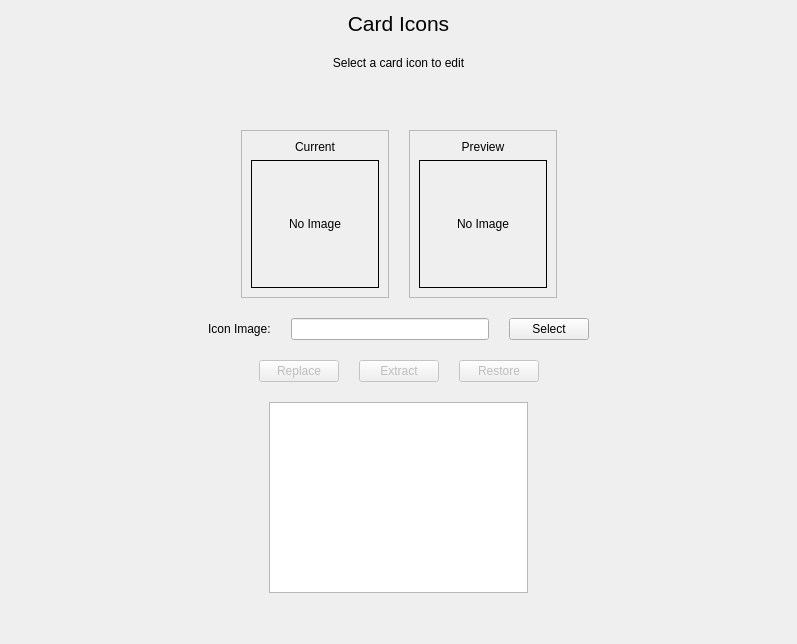
This is qtdesigner/ui/card_icon.ui in Nauder/floowandereeze-and-modding-qt as Qt 5 draws it before an edit. The edited form follows.
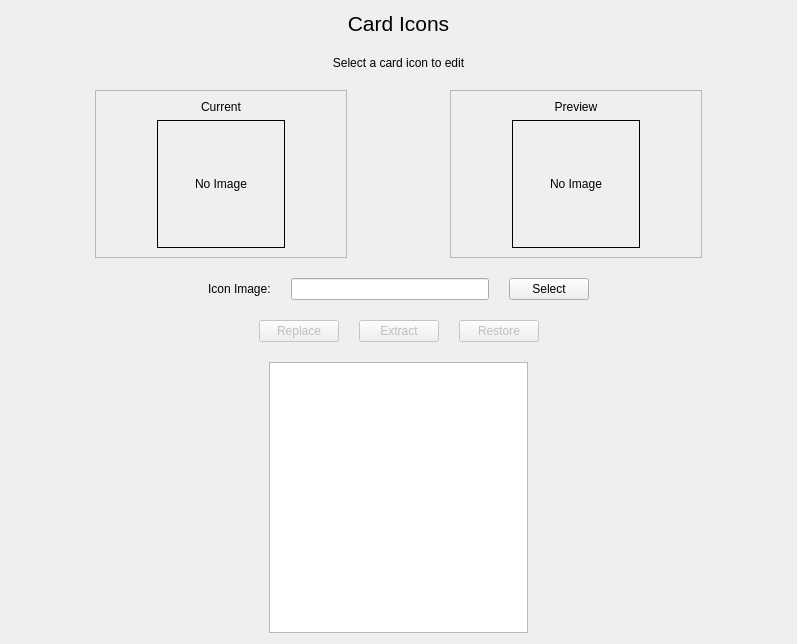
This is the edited form. Icons and pictures are not drawn.

```diff
--- a/qtdesigner/ui/card_icon.ui
+++ b/qtdesigner/ui/card_icon.ui
@@ -13,7 +13,7 @@
   <property name="windowTitle">
    <string>Form</string>
   </property>
-  <layout class="QVBoxLayout" name="verticalLayout">
+  <layout class="QVBoxLayout" name="verticalLayout" stretch="0,0,0,0,1">
    <property name="spacing">
     <number>20</number>
    </property>
@@ -61,20 +61,7 @@
     </widget>
    </item>
    <item>
-    <spacer name="verticalSpacer_2">
-     <property name="orientation">
-      <enum>Qt::Orientation::Vertical</enum>
-     </property>
-     <property name="sizeHint" stdset="0">
-      <size>
-       <width>20</width>
-       <height>40</height>
-      </size>
-     </property>
-    </spacer>
-   </item>
-   <item>
-    <layout class="QHBoxLayout" name="main_content">
+    <layout class="QHBoxLayout" name="main_content" stretch="1,3,1,3,1">
      <property name="sizeConstraint">
       <enum>QLayout::SizeConstraint::SetDefaultConstraint</enum>
      </property>
@@ -85,7 +72,7 @@
        </property>
        <property name="sizeHint" stdset="0">
         <size>
-         <width>40</width>
+         <width>20</width>
          <height>20</height>
         </size>
        </property>
@@ -94,7 +81,7 @@
      <item>
       <widget class="QFrame" name="current_frame">
        <property name="sizePolicy">
-        <sizepolicy hsizetype="Preferred" vsizetype="Fixed">
+        <sizepolicy hsizetype="Preferred" vsizetype="Maximum">
          <horstretch>0</horstretch>
          <verstretch>0</verstretch>
         </sizepolicy>
@@ -116,12 +103,12 @@
           </property>
          </widget>
         </item>
-        <item>
+        <item alignment="Qt::AlignmentFlag::AlignCenter">
          <widget class="QLabel" name="current">
           <property name="sizePolicy">
-           <sizepolicy hsizetype="Fixed" vsizetype="Fixed">
-            <horstretch>0</horstretch>
-            <verstretch>0</verstretch>
+           <sizepolicy hsizetype="Expanding" vsizetype="Expanding">
+            <horstretch>1</horstretch>
+            <verstretch>1</verstretch>
            </sizepolicy>
           </property>
           <property name="minimumSize">
@@ -132,8 +119,8 @@
           </property>
           <property name="maximumSize">
            <size>
-            <width>128</width>
-            <height>128</height>
+            <width>500</width>
+            <height>500</height>
            </size>
           </property>
           <property name="frameShape">
@@ -153,10 +140,23 @@
        </layout>
       </widget>
      </item>
+     <item>
+      <spacer name="horizontalSpacer_7">
+       <property name="orientation">
+        <enum>Qt::Orientation::Horizontal</enum>
+       </property>
+       <property name="sizeHint" stdset="0">
+        <size>
+         <width>20</width>
+         <height>20</height>
+        </size>
+       </property>
+      </spacer>
+     </item>
      <item>
       <widget class="QFrame" name="preview_frame">
        <property name="sizePolicy">
-        <sizepolicy hsizetype="Preferred" vsizetype="Fixed">
+        <sizepolicy hsizetype="Preferred" vsizetype="Maximum">
          <horstretch>0</horstretch>
          <verstretch>0</verstretch>
         </sizepolicy>
@@ -178,12 +178,12 @@
           </property>
          </widget>
         </item>
-        <item>
+        <item alignment="Qt::AlignmentFlag::AlignCenter">
          <widget class="QLabel" name="preview">
           <property name="sizePolicy">
-           <sizepolicy hsizetype="Fixed" vsizetype="Fixed">
-            <horstretch>0</horstretch>
-            <verstretch>0</verstretch>
+           <sizepolicy hsizetype="Expanding" vsizetype="Expanding">
+            <horstretch>1</horstretch>
+            <verstretch>1</verstretch>
            </sizepolicy>
           </property>
           <property name="minimumSize">
@@ -194,8 +194,8 @@
           </property>
           <property name="maximumSize">
            <size>
-            <width>128</width>
-            <height>128</height>
+            <width>500</width>
+            <height>500</height>
            </size>
           </property>
           <property name="frameShape">
@@ -216,13 +216,13 @@
       </widget>
      </item>
      <item>
-      <spacer name="horizontalSpacer_7">
+      <spacer name="horizontalSpacer_8">
        <property name="orientation">
         <enum>Qt::Orientation::Horizontal</enum>
        </property>
        <property name="sizeHint" stdset="0">
         <size>
-         <width>40</width>
+         <width>20</width>
          <height>20</height>
         </size>
        </property>
@@ -369,7 +369,7 @@
        </property>
        <property name="sizeHint" stdset="0">
         <size>
-         <width>40</width>
+         <width>20</width>
          <height>20</height>
         </size>
        </property>
@@ -378,7 +378,7 @@
      <item>
       <widget class="QListView" name="iconsList">
        <property name="sizePolicy">
-        <sizepolicy hsizetype="Expanding" vsizetype="Preferred">
+        <sizepolicy hsizetype="Expanding" vsizetype="Expanding">
          <horstretch>0</horstretch>
          <verstretch>0</verstretch>
         </sizepolicy>
@@ -410,13 +410,13 @@
       </widget>
      </item>
      <item>
-      <spacer name="horizontalSpacer_8">
+      <spacer name="horizontalSpacer_9">
        <property name="orientation">
         <enum>Qt::Orientation::Horizontal</enum>
        </property>
        <property name="sizeHint" stdset="0">
         <size>
-         <width>40</width>
+         <width>20</width>
          <height>20</height>
         </size>
        </property>
@@ -424,19 +424,6 @@
      </item>
     </layout>
    </item>
-   <item>
-    <spacer name="verticalSpacer">
-     <property name="orientation">
-      <enum>Qt::Orientation::Vertical</enum>
-     </property>
-     <property name="sizeHint" stdset="0">
-      <size>
-       <width>20</width>
-       <height>40</height>
-      </size>
-     </property>
-    </spacer>
-   </item>
   </layout>
  </widget>
  <resources>
```
